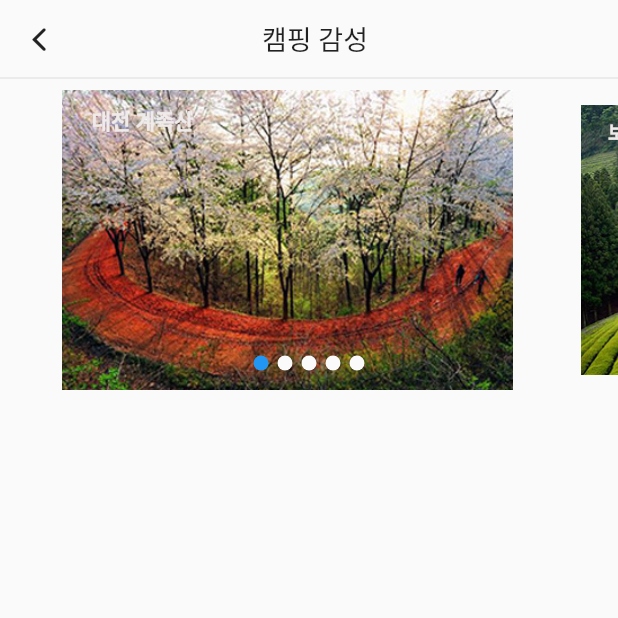
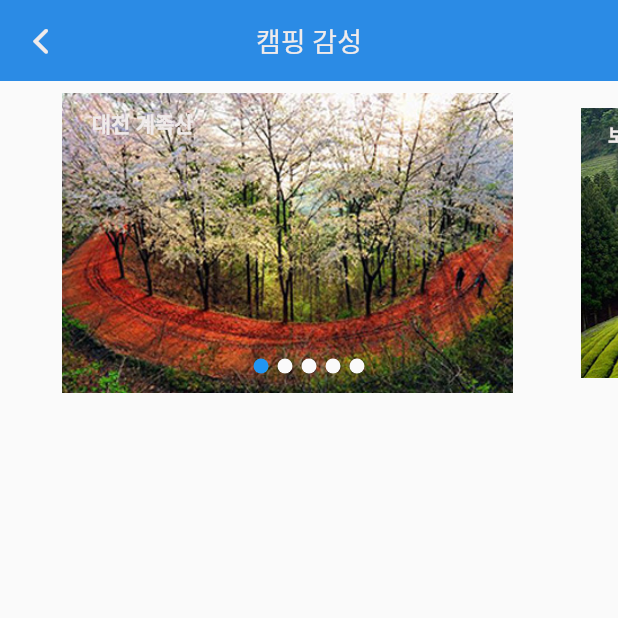
Before and after one commit to geojun01/CarMoa, a Flutter app: the screen it shows after launch, after a tap on "캠핑 감성", on a phone screen of 412 x 824 dp, the top half of it. Run offline on Flutter 3.47's test engine with Material 2 defaults, Android fonts, the phone set to English and light mode, and no system bars; our stand-ins replace date_format, flutter_svg, flutter_swiper, font_awesome_flutter, geolocator, permission_handler and 4 more; missing offline and left inert: app_settings, pattern_formatter, sa_multi_tween; accounts and stored records are empty; network calls fail.

```diff
--- a/lib/activity/camping/camping_main.dart
+++ b/lib/activity/camping/camping_main.dart
@@ -52,10 +52,53 @@ class _CampingState extends State<Camping> {
                   mainAxisAlignment: MainAxisAlignment.start,
                   crossAxisAlignment: CrossAxisAlignment.start,
                   children: [
+                    _appTitle(),
                     SizedBox(height: 8),
-                    _appTitle(),
-                    Divider(),
-                    Container(
+                    sliderImageView(_item, _itemText),
+                  ],
+                );
+              },
+            ),
+          ),
+        ),
+      ),
+    );
+  }
+
+  Container _appTitle() {
+    return Container(
+      decoration: BoxDecoration(
+        color: primaryMainColor,
+      ),
+      child: Padding(
+        padding: const EdgeInsets.all(8.0),
+        child: Row(
+          children: [
+            InkWell(
+              onTap: () {
+                isIconMenuCheck = false;
+                Navigator.of(context).pop();
+              },
+              child: Padding(
+                padding: const EdgeInsets.all(6.0),
+                child: Icon(CupertinoIcons.back, size: 26, color: baseColor),
+              ),
+            ),
+            Expanded(child: Container()),
+            Text(
+              '캠핑 감성',
+              style: TextStyle(fontSize: 18, color: baseColor),
+            ),
+            Expanded(child: Container()),
+            Container(width: 38,),
+          ],
+        ),
+      ),
+    );
+  }
+
+  Container sliderImageView(List<String> _item, List<String> _itemText) {
+    return Container(
       height: 200,
       child: Swiper(
         autoplay: true,
@@ -76,7 +119,8 @@ class _CampingState extends State<Camping> {
                   top: 10,
                   child: Text(
                     '${_itemText[index]}',
-                                        style: TextStyle(color: baseColor, fontWeight: FontWeight.w600),
+                    style: TextStyle(
+                        color: baseColor, fontWeight: FontWeight.w600),
                   )),
             ],
           ));
@@ -86,42 +130,6 @@ class _CampingState extends State<Camping> {
         pagination: SwiperPagination(),
         layout: SwiperLayout.DEFAULT,
       ),
-                    ),
-                  ],
-                );
-              },
-            ),
-          ),
-        ),
-      ),
-    );
-  }
-
-  Container _appTitle() {
-    return Container(
-      decoration: BoxDecoration(),
-      child: Row(
-        children: [
-          SizedBox(width: 8),
-          InkWell(
-            onTap: () {
-              isIconMenuCheck = false;
-              Navigator.of(context).pop();
-            },
-            child: Padding(
-              padding: const EdgeInsets.all(6.0),
-              child: Icon(CupertinoIcons.back, size: 24),
-            ),
-          ),
-          Expanded(child: Container()),
-          Text(
-            '캠핑 감성',
-            style: TextStyle(fontSize: 18),
-          ),
-          Expanded(child: Container()),
-          SizedBox(width: 36),
-        ],
-      ),
     );
   }
 }
--- a/lib/activity/main_view/car_info_view.dart
+++ b/lib/activity/main_view/car_info_view.dart
@@ -1,5 +1,3 @@
-import 'dart:html';
-
 import 'package:carmoa/activity/main_view/input_data.dart';
 import 'package:carmoa/activity/main_view/main_sub_view/data_list_view.dart';
 import 'package:carmoa/config/assist_util.dart';
@@ -11,6 +9,7 @@ import 'package:carmoa/data/car_data_model.dart';
 import 'package:carmoa/data/db_create.dart';
 import 'package:flutter/cupertino.dart';
 import 'package:flutter/material.dart';
+import 'package:font_awesome_flutter/font_awesome_flutter.dart';
 import 'package:provider/provider.dart';
 
 var titleName;
@@ -142,7 +141,7 @@ Widget carInfoView(BuildContext context) {
                                 crossAxisAlignment: CrossAxisAlignment.end,
                                 children: [
                                   Padding(
-                                    padding: const EdgeInsets.all(8.0),
+                                    padding: const EdgeInsets.all(2.0),
                                     child: Column(
                                       children: [
                                         Row(
@@ -151,14 +150,45 @@ Widget carInfoView(BuildContext context) {
                                           crossAxisAlignment:
                                               CrossAxisAlignment.center,
                                           children: [
-                                            Icon(
-                                                CupertinoIcons
-                                                    .money_dollar_circle,
-                                                size: 14),
-                                            SizedBox(width: 6),
+                                            itemView.getFront() == 'yes'
+                                                ? Card(
+                                                    elevation: 2,
+                                                    child: Padding(
+                                                      padding: const EdgeInsets
+                                                              .symmetric(
+                                                          horizontal: 8,
+                                                          vertical: 4),
+                                                      child: Text('앞 교환'),
+                                                    ))
+                                                : Container(),
+                                            itemView.getBack() == 'yes'
+                                                ? Card(
+                                                    elevation: 2,
+                                                    child: Padding(
+                                                      padding: const EdgeInsets
+                                                          .symmetric(
+                                                          horizontal: 8,
+                                                          vertical: 4),
+                                                      child: Text('뒤 교환'),
+                                                    ))
+                                                : Container(),
+                                          ],
+                                        ),
+                                        SizedBox(height: 6),
+                                        Row(
+                                          mainAxisAlignment:
+                                              MainAxisAlignment.end,
+                                          crossAxisAlignment:
+                                              CrossAxisAlignment.center,
+                                          children: [
+                                            Icon(FontAwesomeIcons.wonSign,
+                                                size: 10),
+                                            SizedBox(width: 4),
                                             Text(
-                                                '비용 : ${changeUnit(itemView.getPrice())}원',
-                                                style: mainText),
+                                              '비용 : ${changeUnit(itemView.getPrice())}원',
+                                              style: mainText,
+                                              overflow: TextOverflow.ellipsis,
+                                            ),
                                           ],
                                         ),
                                         Divider(color: startColor),
@@ -193,7 +223,7 @@ Widget carInfoView(BuildContext context) {
                                       ],
                                     ),
                                   ),
-                                  SizedBox(height: 8),
+                                  //SizedBox(height: 8),
                                   // 자료입력 아이콘
                                   InkWell(
                                     onTap: () {
--- a/lib/activity/main_view/carmoa_home.dart
+++ b/lib/activity/main_view/carmoa_home.dart
@@ -113,7 +113,7 @@ class _MoaHomeState extends State<MoaHome> {
                         SizedBox(height: 20),
                         // 날씨 메뉴
                         buildTopWeather(context),
-                        SizedBox(height: 30),
+                        SizedBox(height: 26),
                         // 상단 메뉴 리스트
                         Container(
                           height: 100.0,
@@ -127,7 +127,7 @@ class _MoaHomeState extends State<MoaHome> {
                         ),
                         // 세부 메뉴 화면
                         FadeIn(delay: 1, child: carInfoView(context)),
-                        SizedBox(height: 16),
+                        SizedBox(height: 10),
                         // 하단 애니메이션 메뉴
                         CarIconMenu(),
                         SizedBox(height: 10),
--- a/lib/activity/main_view/weather.dart
+++ b/lib/activity/main_view/weather.dart
@@ -14,14 +14,7 @@ import 'package:permission_handler/permission_handler.dart';
 import 'package:provider/provider.dart';
 import 'package:shared_preferences/shared_preferences.dart';
 
-var id;
-var temp;
-var description;
-var city;
-var iconName;
-int index;
-
-bool isCheck = true;
+bool isWeatherCheck = true;
 
 Widget buildTopWeather(BuildContext context) {
   final position = Provider.of<Location>(context);
@@ -34,7 +27,7 @@ Widget buildTopWeather(BuildContext context) {
       builder: (context, snapshot) {
         Size size = snapshot.data;
         return Container(
-          width: size != null ? size.width * 0.85 : 0,
+          width: size != null ? size.width * 0.9 : 0,
           height: 80,
           decoration: BoxDecoration(
             color: baseColor,
@@ -129,8 +122,7 @@ Widget buildTopWeather(BuildContext context) {
                   );
                 }
                 return Center(
-                  child: CircularProgressIndicator(
-                  ),
+                  child: CircularProgressIndicator(),
                 );
               }),
         );
@@ -143,8 +135,8 @@ Future<String> loadPreference(BuildContext context) async {
   var data = item.split(',');
 
   // 프로그램 시작시 처음 한번만 실행
-  if (isCheck) {
-    isCheck = false;
+  if (isWeatherCheck) {
+    isWeatherCheck = false;
     await getWeatherData(context: context, lat: data[0], lon: data[1]);
   }
 
@@ -194,6 +186,12 @@ Future<void> getWeatherData({
   @required String lon,
 }) async {
   WeatherData weatherData = new WeatherData();
+  var id;
+  var temp;
+  var description;
+  var city;
+  var iconName;
+  int index;
 
   var str =
       "http://api.openweathermap.org/data/2.5/weather?lat=$lat&lon=$lon&lang=kr&&appid=9a957a80e7504e2b62ef7cb70ce855ea";
@@ -215,18 +213,19 @@ Future<void> getWeatherData({
       }
     }
     if (iconName != null) {
-      providerSave(context, lat, lon, index);
+      providerSave(context, lat, lon, index, temp, description, city, iconName);
     }
   } else {
     print('No Data');
   }
 }
 
-void providerSave(BuildContext context, String lat, String lon, int id) {
+void providerSave(BuildContext context, String lat, String lon, int _id,
+    var temp, var description, var city, var iconName) {
   double orgTemp = double.parse(temp.toString()) - 273.15;
   int _temp = orgTemp.round();
 
   var weatherProvider = Provider.of<Location>(context, listen: false);
   weatherProvider.setLocation(double.parse(lat), double.parse(lon));
-  weatherProvider.setWeather(_temp, description, city, iconName, id);
+  weatherProvider.setWeather(_temp, description, city, iconName, _id);
 }
```
Also changed, not shown: lib/activity/main_view/input_data.dart (+23 -11 lines), lib/activity/main_view/main_sub_view/data_list_view.dart (+38 -12 lines), assets/images/car_input.png. Lines whose indentation alone changed are shown as unchanged.
